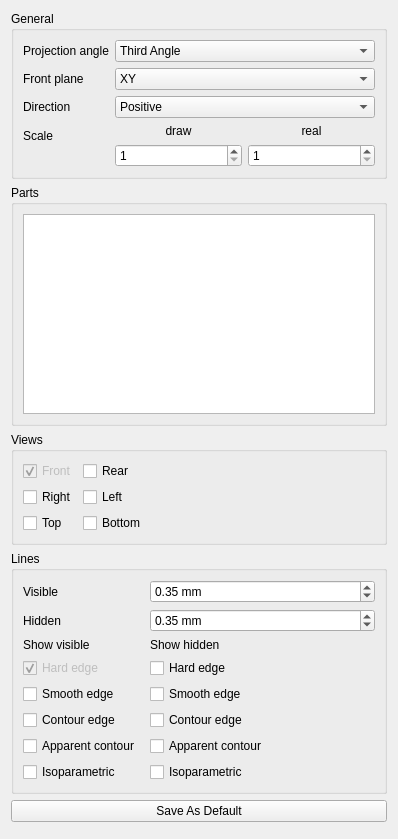
The window that Resources/ui/task_orthographic.ui (gabrielantao/Dimensioning) describes before a commit, drawn with Qt 5.
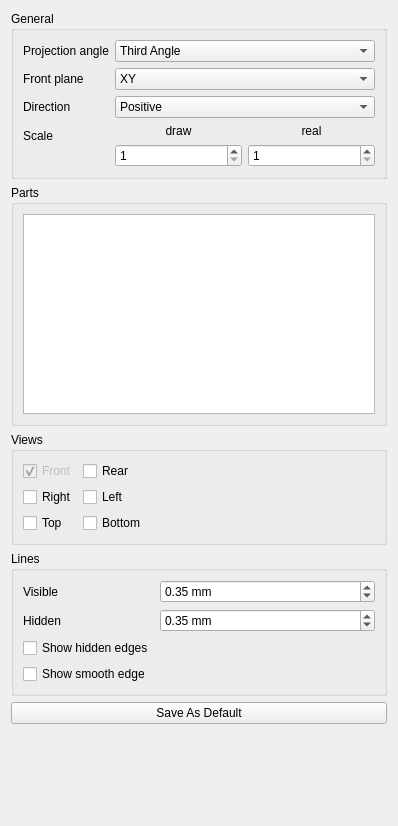
The same window after the commit.

Diff of the .ui file:
```diff
--- a/Resources/ui/task_orthographic.ui
+++ b/Resources/ui/task_orthographic.ui
@@ -7,7 +7,7 @@
     <x>0</x>
     <y>0</y>
     <width>398</width>
-    <height>839</height>
+    <height>826</height>
    </rect>
   </property>
   <property name="windowTitle">
@@ -264,95 +264,19 @@
        </widget>
       </item>
       <item row="2" column="0">
-       <widget class="QLabel" name="label_6">
-        <property name="text">
-         <string>Show visible</string>
+       <widget class="QCheckBox" name="show_hidden">
+        <property name="enabled">
+         <bool>true</bool>
         </property>
-       </widget>
-      </item>
-      <item row="2" column="1">
-       <widget class="QLabel" name="label_5">
         <property name="text">
-         <string>Show hidden</string>
+         <string>Show hidden edges</string>
         </property>
        </widget>
       </item>
       <item row="3" column="0">
-       <widget class="QCheckBox" name="visible_hard">
-        <property name="enabled">
-         <bool>false</bool>
-        </property>
+       <widget class="QCheckBox" name="show_smooth">
         <property name="text">
-         <string>Hard edge</string>
-        </property>
-        <property name="checked">
-         <bool>true</bool>
-        </property>
-       </widget>
-      </item>
-      <item row="3" column="1">
-       <widget class="QCheckBox" name="hidden_hard">
-        <property name="enabled">
-         <bool>true</bool>
-        </property>
-        <property name="text">
-         <string>Hard edge</string>
-        </property>
-       </widget>
-      </item>
-      <item row="4" column="0">
-       <widget class="QCheckBox" name="visible_smooth">
-        <property name="text">
-         <string>Smooth edge</string>
-        </property>
-       </widget>
-      </item>
-      <item row="4" column="1">
-       <widget class="QCheckBox" name="hidden_smooth">
-        <property name="text">
-         <string>Smooth edge</string>
-        </property>
-       </widget>
-      </item>
-      <item row="5" column="0">
-       <widget class="QCheckBox" name="visible_contour">
-        <property name="text">
-         <string>Contour edge</string>
-        </property>
-       </widget>
-      </item>
-      <item row="5" column="1">
-       <widget class="QCheckBox" name="hidden_contour">
-        <property name="text">
-         <string>Contour edge</string>
-        </property>
-       </widget>
-      </item>
-      <item row="6" column="0">
-       <widget class="QCheckBox" name="visible_apparent">
-        <property name="text">
-         <string>Apparent contour </string>
-        </property>
-       </widget>
-      </item>
-      <item row="6" column="1">
-       <widget class="QCheckBox" name="hidden_apparent">
-        <property name="text">
-         <string>Apparent contour</string>
-        </property>
-       </widget>
-      </item>
-      <item row="7" column="0">
-       <widget class="QCheckBox" name="visible_iso">
-        <property name="text">
-         <string>Isoparametric</string>
-        </property>
-       </widget>
-      </item>
-      <item row="7" column="1">
-       <widget class="QCheckBox" name="hidden_iso">
-        <property name="text">
-         <string>Isoparametric</string>
+         <string>Show smooth edge</string>
         </property>
        </widget>
       </item>
```
